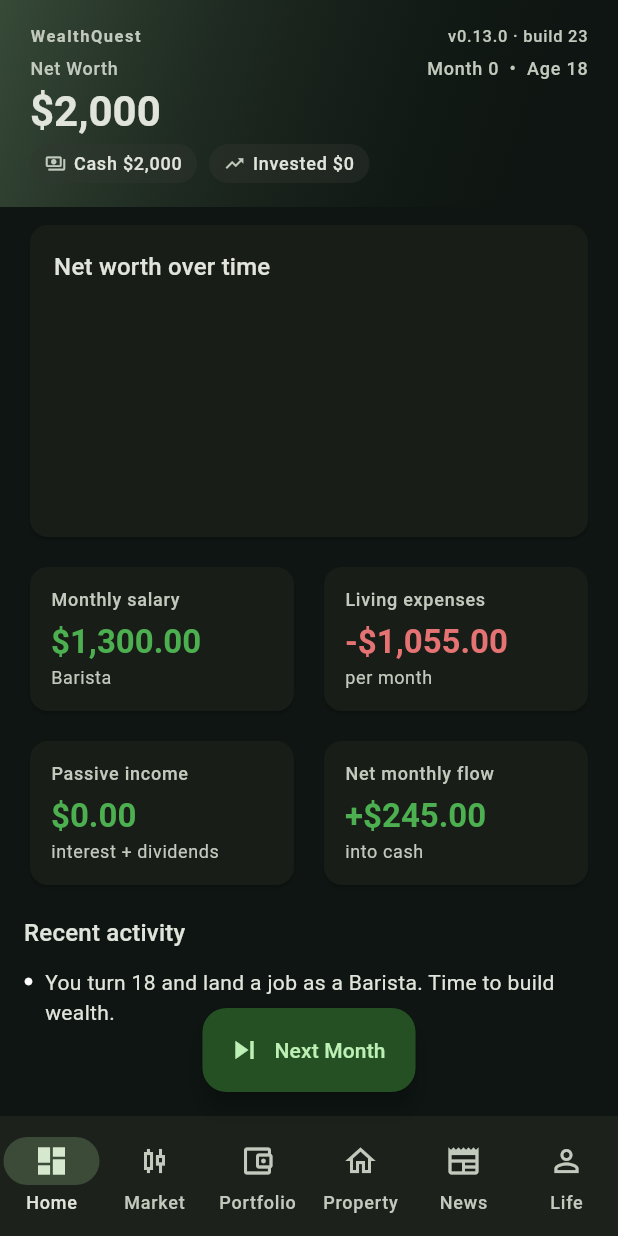
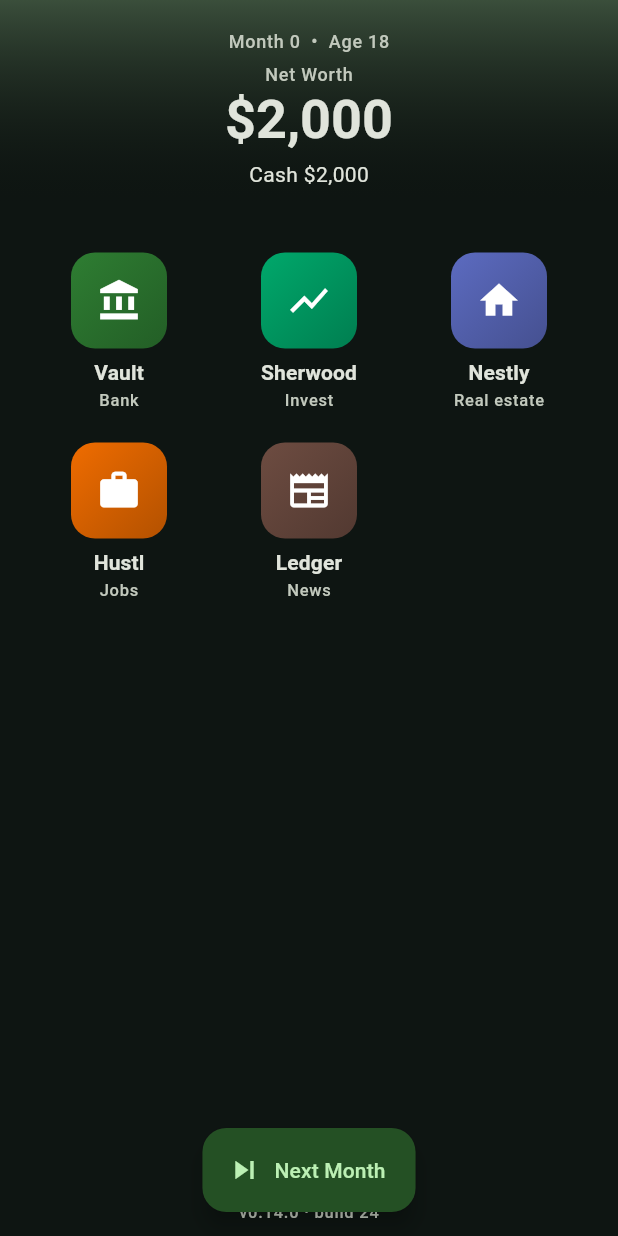
Before and after one commit to Armandoxh/Territorygame, a Flutter app: the screen it shows after launch, on a phone screen of 412 x 824 dp. Run offline on Flutter 3.47's test engine with Material 3 defaults, Android fonts, the phone set to English and light mode, and no system bars.

Commit message:
WealthQuest (build 24): UI revamp - phone home with separate apps
Replace the 6-tab bottom nav with a phone home screen + app-icon grid:
- Vault (bank): dashboard + balance sheet (assets/liabilities/net worth).
- Sherwood (Robinhood play): all investing (Portfolio + Market, buy/sell/short).
- Nestly (real estate), Hustl (jobs), Ledger (news).
New phone_home.dart, invest_app.dart, app_scaffold.dart (+ shared nextMonth);
controller getters propertyValue/totalLoanBalance; deleted home_screen.dart;
FAB heroTag:null; rewrote the UI smoke test.

https://claude.ai/code/session_01TzdCgZw6BTd2YJQ9wzwCow

```diff
--- a/wealthquest/lib/app.dart
+++ b/wealthquest/lib/app.dart
@@ -1,6 +1,6 @@
 import 'package:flutter/material.dart';
 
-import 'ui/home_screen.dart';
+import 'ui/phone_home.dart';
 
 class WealthQuestApp extends StatelessWidget {
   const WealthQuestApp({super.key});
@@ -19,7 +19,7 @@ class WealthQuestApp extends StatelessWidget {
         colorScheme: colorScheme,
         scaffoldBackgroundColor: const Color(0xFF0E1512),
       ),
-      home: const HomeScreen(),
+      home: const PhoneHome(),
     );
   }
 }
--- a/wealthquest/lib/ui/home_screen.dart
+++ /dev/null
@@ -1,241 +0,0 @@
-import 'package:flutter/material.dart';
-
-import '../state/game_controller.dart';
-import '../util/format.dart';
-import '../version.dart';
-import 'dashboard_tab.dart';
-import 'life_tab.dart';
-import 'market_tab.dart';
-import 'news_tab.dart';
-import 'portfolio_tab.dart';
-import 'property_tab.dart';
-import 'widgets/day_summary_dialog.dart';
-
-class HomeScreen extends StatefulWidget {
-  const HomeScreen({super.key});
-
-  @override
-  State<HomeScreen> createState() => _HomeScreenState();
-}
-
-class _HomeScreenState extends State<HomeScreen> {
-  late final GameController game;
-  int _tab = 0;
-
-  @override
-  void initState() {
-    super.initState();
-    game = GameController();
-  }
-
-  @override
-  void dispose() {
-    game.dispose();
-    super.dispose();
-  }
-
-  Widget _buildTab(int index) {
-    switch (index) {
-      case 1:
-        return MarketTab(game: game);
-      case 2:
-        return PortfolioTab(game: game);
-      case 3:
-        return PropertyTab(game: game);
-      case 4:
-        return NewsTab(game: game);
-      case 5:
-        return LifeTab(game: game);
-      case 0:
-      default:
-        return DashboardTab(game: game);
-    }
-  }
-
-  Future<void> _nextWeek() async {
-    final result = game.advanceDay();
-    if (!mounted) return;
-    await showDaySummary(context, game, result);
-  }
-
-  @override
-  Widget build(BuildContext context) {
-    return Scaffold(
-      body: SafeArea(
-        child: Column(
-          children: [
-            _Header(game: game),
-            Expanded(
-              child: ListenableBuilder(
-                listenable: game,
-                builder: (context, _) => _buildTab(_tab),
-              ),
-            ),
-          ],
-        ),
-      ),
-      floatingActionButton: FloatingActionButton.extended(
-        onPressed: _nextWeek,
-        icon: const Icon(Icons.skip_next),
-        label: const Text('Next Month'),
-      ),
-      floatingActionButtonLocation: FloatingActionButtonLocation.centerFloat,
-      bottomNavigationBar: NavigationBar(
-        selectedIndex: _tab,
-        onDestinationSelected: (i) => setState(() => _tab = i),
-        destinations: const [
-          NavigationDestination(
-            icon: Icon(Icons.dashboard_outlined),
-            selectedIcon: Icon(Icons.dashboard),
-            label: 'Home',
-          ),
-          NavigationDestination(
-            icon: Icon(Icons.candlestick_chart_outlined),
-            selectedIcon: Icon(Icons.candlestick_chart),
-            label: 'Market',
-          ),
-          NavigationDestination(
-            icon: Icon(Icons.account_balance_wallet_outlined),
-            selectedIcon: Icon(Icons.account_balance_wallet),
-            label: 'Portfolio',
-          ),
-          NavigationDestination(
-            icon: Icon(Icons.home_outlined),
-            selectedIcon: Icon(Icons.home),
-            label: 'Property',
-          ),
-          NavigationDestination(
-            icon: Icon(Icons.newspaper_outlined),
-            selectedIcon: Icon(Icons.newspaper),
-            label: 'News',
-          ),
-          NavigationDestination(
-            icon: Icon(Icons.person_outline),
-            selectedIcon: Icon(Icons.person),
-            label: 'Life',
-          ),
-        ],
-      ),
-    );
-  }
-}
-
-class _Header extends StatelessWidget {
-  const _Header({required this.game});
-
-  final GameController game;
-
-  @override
-  Widget build(BuildContext context) {
-    final theme = Theme.of(context);
-    return ListenableBuilder(
-      listenable: game,
-      builder: (context, _) {
-        return Container(
-          width: double.infinity,
-          padding: const EdgeInsets.fromLTRB(20, 16, 20, 16),
-          decoration: BoxDecoration(
-            gradient: LinearGradient(
-              colors: [
-                theme.colorScheme.primary.withOpacity(0.28),
-                Colors.transparent,
-              ],
-              begin: Alignment.topLeft,
-              end: Alignment.bottomRight,
-            ),
-          ),
-          child: Column(
-            crossAxisAlignment: CrossAxisAlignment.start,
-            children: [
-              Row(
-                mainAxisAlignment: MainAxisAlignment.spaceBetween,
-                children: [
-                  Text(
-                    'WealthQuest',
-                    style: theme.textTheme.labelSmall?.copyWith(
-                      color: theme.colorScheme.onSurfaceVariant,
-                      fontWeight: FontWeight.bold,
-                      letterSpacing: 1,
-                    ),
-                  ),
-                  Text(
-                    appVersionLabel,
-                    style: theme.textTheme.labelSmall?.copyWith(
-                      color: theme.colorScheme.onSurfaceVariant,
-                    ),
-                  ),
-                ],
-              ),
-              const SizedBox(height: 6),
-              Row(
-                mainAxisAlignment: MainAxisAlignment.spaceBetween,
-                children: [
-                  Text(
-                    'Net Worth',
-                    style: theme.textTheme.labelMedium?.copyWith(
-                      color: theme.colorScheme.onSurfaceVariant,
-                    ),
-                  ),
-                  Text(
-                    'Month ${game.day}  •  Age ${game.ageYears}',
-                    style: theme.textTheme.labelMedium?.copyWith(
-                      color: theme.colorScheme.onSurfaceVariant,
-                    ),
-                  ),
-                ],
-              ),
-              const SizedBox(height: 2),
-              Text(
-                moneyWhole(game.netWorth),
-                style: theme.textTheme.headlineMedium?.copyWith(
-                  fontWeight: FontWeight.bold,
-                ),
-              ),
-              const SizedBox(height: 4),
-              Row(
-                children: [
-                  _Pill(
-                    icon: Icons.payments_outlined,
-                    label: 'Cash ${moneyWhole(game.cash)}',
-                  ),
-                  const SizedBox(width: 8),
-                  _Pill(
-                    icon: Icons.trending_up,
-                    label: 'Invested ${moneyWhole(game.holdingsValue)}',
-                  ),
-                ],
-              ),
-            ],
-          ),
-        );
-      },
-    );
-  }
-}
-
-class _Pill extends StatelessWidget {
-  const _Pill({required this.icon, required this.label});
-
-  final IconData icon;
-  final String label;
-
-  @override
-  Widget build(BuildContext context) {
-    final theme = Theme.of(context);
-    return Container(
-      padding: const EdgeInsets.symmetric(horizontal: 10, vertical: 5),
-      decoration: BoxDecoration(
-        color: theme.colorScheme.surfaceContainerHighest.withOpacity(0.4),
-        borderRadius: BorderRadius.circular(20),
-      ),
-      child: Row(
-        mainAxisSize: MainAxisSize.min,
-        children: [
-          Icon(icon, size: 14, color: theme.colorScheme.onSurfaceVariant),
-          const SizedBox(width: 5),
-          Text(label, style: theme.textTheme.labelMedium),
-        ],
-      ),
-    );
-  }
-}
--- /dev/null
+++ b/wealthquest/lib/ui/phone_home.dart
@@ -0,0 +1,222 @@
+import 'package:flutter/material.dart';
+
+import '../state/game_controller.dart';
+import '../util/format.dart';
+import '../version.dart';
+import 'dashboard_tab.dart';
+import 'invest_app.dart';
+import 'life_tab.dart';
+import 'news_tab.dart';
+import 'property_tab.dart';
+import 'widgets/app_scaffold.dart';
+
+/// The home screen is a phone: a status panel up top, a grid of "apps", and a
+/// persistent Next Month button. Each app opens full-screen.
+class PhoneHome extends StatefulWidget {
+  const PhoneHome({super.key});
+
+  @override
+  State<PhoneHome> createState() => _PhoneHomeState();
+}
+
+class _PhoneHomeState extends State<PhoneHome> {
+  late final GameController game;
+
+  @override
+  void initState() {
+    super.initState();
+    game = GameController();
+  }
+
+  @override
+  void dispose() {
+    game.dispose();
+    super.dispose();
+  }
+
+  void _open(Widget app) {
+    Navigator.of(context).push(MaterialPageRoute(builder: (_) => app));
+  }
+
+  @override
+  Widget build(BuildContext context) {
+    final theme = Theme.of(context);
+    return Scaffold(
+      body: SafeArea(
+        child: ListenableBuilder(
+          listenable: game,
+          builder: (context, _) {
+            return Column(
+              children: [
+                _StatusPanel(game: game),
+                Expanded(
+                  child: GridView.count(
+                    padding: const EdgeInsets.fromLTRB(20, 16, 20, 96),
+                    crossAxisCount: 3,
+                    mainAxisSpacing: 8,
+                    crossAxisSpacing: 8,
+                    children: [
+                      _AppIcon(
+                        label: 'Vault',
+                        sub: 'Bank',
+                        icon: Icons.account_balance,
+                        color: const Color(0xFF2E7D32),
+                        onTap: () => _open(AppScaffold(
+                          game: game,
+                          title: 'Vault',
+                          body: (_) => DashboardTab(game: game),
+                        )),
+                      ),
+                      _AppIcon(
+                        label: 'Sherwood',
+                        sub: 'Invest',
+                        icon: Icons.show_chart,
+                        color: const Color(0xFF00A86B),
+                        onTap: () => _open(InvestApp(game: game)),
+                      ),
+                      _AppIcon(
+                        label: 'Nestly',
+                        sub: 'Real estate',
+                        icon: Icons.home,
+                        color: const Color(0xFF5C6BC0),
+                        onTap: () => _open(AppScaffold(
+                          game: game,
+                          title: 'Nestly',
+                          body: (_) => PropertyTab(game: game),
+                        )),
+                      ),
+                      _AppIcon(
+                        label: 'Hustl',
+                        sub: 'Jobs',
+                        icon: Icons.work,
+                        color: const Color(0xFFEF6C00),
+                        onTap: () => _open(AppScaffold(
+                          game: game,
+                          title: 'Hustl',
+                          body: (_) => LifeTab(game: game),
+                        )),
+                      ),
+                      _AppIcon(
+                        label: 'Ledger',
+                        sub: 'News',
+                        icon: Icons.newspaper,
+                        color: const Color(0xFF6D4C41),
+                        onTap: () => _open(AppScaffold(
+                          game: game,
+                          title: 'The Daily Ledger',
+                          body: (_) => NewsTab(game: game),
+                        )),
+                      ),
+                    ],
+                  ),
+                ),
+                Text('v$kAppVersion · build $kBuildNumber',
+                    style: theme.textTheme.labelSmall?.copyWith(
+                        color: theme.colorScheme.onSurfaceVariant)),
+                const SizedBox(height: 8),
+              ],
+            );
+          },
+        ),
+      ),
+      floatingActionButton: FloatingActionButton.extended(
+        heroTag: null,
+        onPressed: () => nextMonth(context, game),
+        icon: const Icon(Icons.skip_next),
+        label: const Text('Next Month'),
+      ),
+      floatingActionButtonLocation: FloatingActionButtonLocation.centerFloat,
+    );
+  }
+}
+
+class _StatusPanel extends StatelessWidget {
+  const _StatusPanel({required this.game});
+  final GameController game;
+
+  @override
+  Widget build(BuildContext context) {
+    final theme = Theme.of(context);
+    return Container(
+      width: double.infinity,
+      padding: const EdgeInsets.fromLTRB(24, 20, 24, 20),
+      decoration: BoxDecoration(
+        gradient: LinearGradient(
+          colors: [
+            theme.colorScheme.primary.withOpacity(0.30),
+            Colors.transparent,
+          ],
+          begin: Alignment.topCenter,
+          end: Alignment.bottomCenter,
+        ),
+      ),
+      child: Column(
+        children: [
+          Text('Month ${game.day}  •  Age ${game.ageYears}',
+              style: theme.textTheme.labelMedium?.copyWith(
+                  color: theme.colorScheme.onSurfaceVariant)),
+          const SizedBox(height: 6),
+          Text('Net Worth',
+              style: theme.textTheme.labelMedium?.copyWith(
+                  color: theme.colorScheme.onSurfaceVariant)),
+          Text(moneyWhole(game.netWorth),
+              style: theme.textTheme.displaySmall
+                  ?.copyWith(fontWeight: FontWeight.bold)),
+          const SizedBox(height: 4),
+          Text('Cash ${moneyWhole(game.cash)}',
+              style: theme.textTheme.bodyMedium),
+        ],
+      ),
+    );
+  }
+}
+
+class _AppIcon extends StatelessWidget {
+  const _AppIcon({
+    required this.label,
+    required this.sub,
+    required this.icon,
+    required this.color,
+    required this.onTap,
+  });
+
+  final String label;
+  final String sub;
+  final IconData icon;
+  final Color color;
+  final VoidCallback onTap;
+
+  @override
+  Widget build(BuildContext context) {
+    final theme = Theme.of(context);
+    return InkWell(
+      onTap: onTap,
+      borderRadius: BorderRadius.circular(18),
+      child: Column(
+        mainAxisAlignment: MainAxisAlignment.center,
+        children: [
+          Container(
+            width: 64,
+            height: 64,
+            decoration: BoxDecoration(
+              gradient: LinearGradient(
+                colors: [color, Color.lerp(color, Colors.black, 0.25)!],
+                begin: Alignment.topLeft,
+                end: Alignment.bottomRight,
+              ),
+              borderRadius: BorderRadius.circular(16),
+            ),
+            child: Icon(icon, color: Colors.white, size: 30),
+          ),
+          const SizedBox(height: 6),
+          Text(label,
+              style: theme.textTheme.labelLarge
+                  ?.copyWith(fontWeight: FontWeight.w600)),
+          Text(sub,
+              style: theme.textTheme.labelSmall?.copyWith(
+                  color: theme.colorScheme.onSurfaceVariant)),
+        ],
+      ),
+    );
+  }
+}
--- a/wealthquest/lib/version.dart
+++ b/wealthquest/lib/version.dart
@@ -4,7 +4,7 @@
 /// notable features) — see wealthquest/CLAUDE.md. The badge pinned at the top
 /// of the home header shows this, so you can instantly confirm the live page is
 /// the latest build (and not a stale cache).
-const String kAppVersion = '0.13.0';
-const int kBuildNumber = 23;
+const String kAppVersion = '0.14.0';
+const int kBuildNumber = 24;
 
 String get appVersionLabel => 'v$kAppVersion · build $kBuildNumber';
--- a/wealthquest/pubspec.yaml
+++ b/wealthquest/pubspec.yaml
@@ -1,7 +1,7 @@
 name: wealthquest
 description: "A mobile life-sim / stock-market game. Start at 18 with a day job; each Next Month advances a month — watch your investments perform."
 publish_to: "none"
-version: 0.13.0+23
+version: 0.14.0+24
 
 environment:
   sdk: ">=3.4.0 <4.0.0"
```
Also changed, not shown: dev_log/6-4-2026.txt (+20 -0 lines), wealthquest/lib/state/game_controller.dart (+18 -0 lines), wealthquest/lib/ui/dashboard_tab.dart (+69 -0 lines), wealthquest/lib/ui/invest_app.dart (added, +51 -0 lines), wealthquest/lib/ui/widgets/app_scaffold.dart (added, +51 -0 lines), 2 other files.
